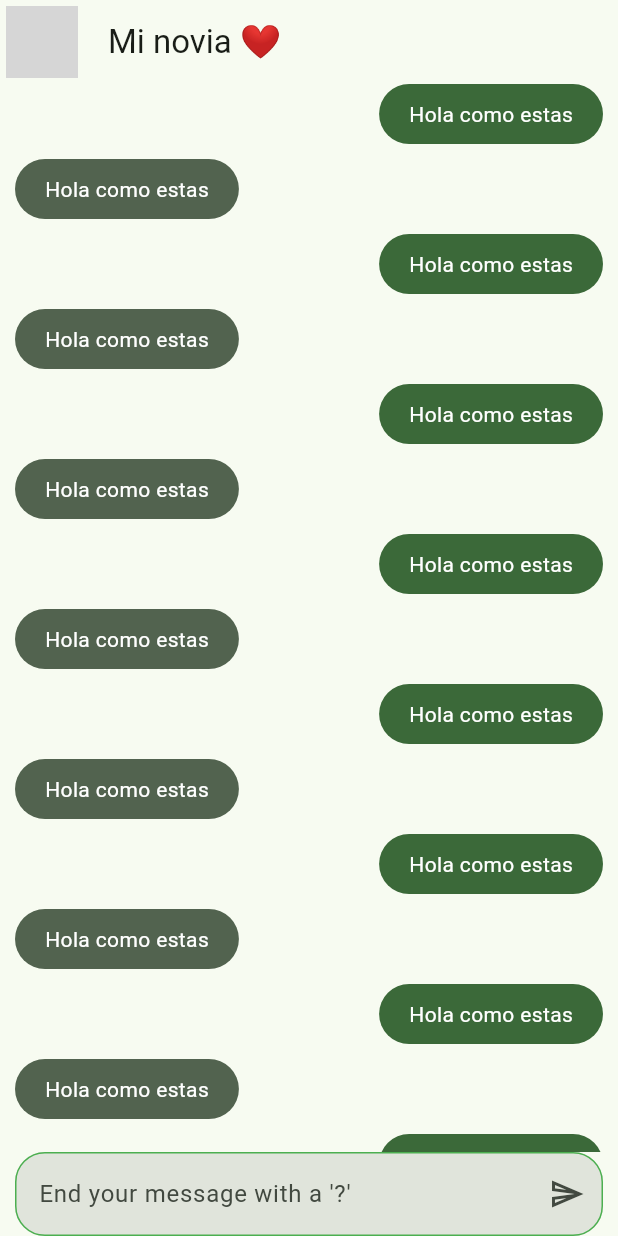
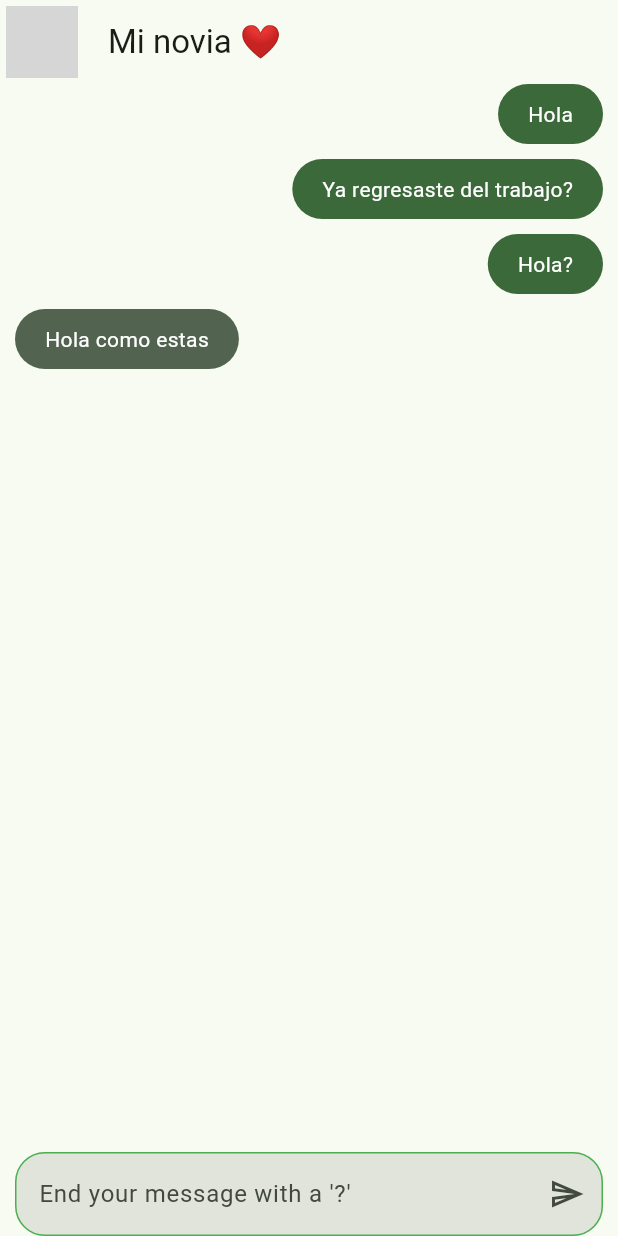
Before and after one commit to emxmax/yes_no_app, a Flutter app: the screen it shows after launch, on a phone screen of 412 x 824 dp. Run offline on Flutter 3.47's test engine with Material 3 defaults, Android fonts, the phone set to English and light mode, and no system bars; network calls fail; grey boxes are pictures that could not be loaded.

Commit message:
add provider

```diff
--- /dev/null
+++ b/lib/domain/entities/message.dart
@@ -0,0 +1,8 @@
+enum FromWho { me, hers }
+
+class Message {
+  final String text;
+  final FromWho fromWho;
+
+  Message({required this.text, required this.fromWho});
+}
--- a/lib/main.dart
+++ b/lib/main.dart
@@ -1,6 +1,8 @@
 import 'package:flutter/material.dart';
+import 'package:provider/provider.dart';
 import 'package:yes_no_app/config/theme/app_theme.dart';
 import 'package:yes_no_app/presentation/screens/chat_screen.dart';
+import 'package:yes_no_app/providers/chat_provider.dart';
 
 void main() => runApp(const MyApp());
 
@@ -9,11 +11,16 @@ class MyApp extends StatelessWidget {
 
   @override
   Widget build(BuildContext context) {
-    return MaterialApp(
-      debugShowCheckedModeBanner: false,
-      title: 'Material App',
-      theme: AppTheme(selectedColor: 2).theme(),
-      home: ChatScreen(),
+    return MultiProvider(
+      providers: [
+        ChangeNotifierProvider(create: (context) => ChatProvider())
+      ],
+      child: MaterialApp(
+        debugShowCheckedModeBanner: false,
+        title: 'Material App',
+        theme: AppTheme(selectedColor: 2).theme(),
+        home: ChatScreen(),
+      ),
     );
   }
 }
--- a/lib/presentation/screens/chat_screen.dart
+++ b/lib/presentation/screens/chat_screen.dart
@@ -1,7 +1,10 @@
 import 'package:flutter/material.dart';
+import 'package:provider/provider.dart';
+import 'package:yes_no_app/domain/entities/message.dart';
 import 'package:yes_no_app/presentation/widgets/her_message.dart';
 import 'package:yes_no_app/presentation/widgets/message_field_box.dart';
 import 'package:yes_no_app/presentation/widgets/my_message.dart';
+import 'package:yes_no_app/providers/chat_provider.dart';
 
 class ChatScreen extends StatelessWidget {
   const ChatScreen({super.key});
@@ -29,6 +32,7 @@ class ChatScreen extends StatelessWidget {
 class _ChatView extends StatelessWidget {
   @override
   Widget build(BuildContext context) {
+    final chatProvider = context.watch<ChatProvider>();
     return SafeArea(
       child: Padding(
         padding: const EdgeInsets.symmetric(horizontal: 10),
@@ -36,13 +40,16 @@ class _ChatView extends StatelessWidget {
           children: [
             Expanded(
               child: ListView.builder(
-                itemCount: 100,
+                itemCount: chatProvider.messageList.length,
                 itemBuilder: (context, index) {
-                  return (index % 2 == 0) ? MyMessage() : HerMessage();
+                  final message = chatProvider.messageList[index];
+                  return (message.fromWho == FromWho.hers)
+                  ? HerMessage()
+                  : MyMessage(message: message);
                 },
               ),
             ),
-            MessageFieldBox()
+            MessageFieldBox(),
           ],
         ),
       ),
--- a/lib/presentation/widgets/message_field_box.dart
+++ b/lib/presentation/widgets/message_field_box.dart
@@ -6,18 +6,17 @@ class MessageFieldBox extends StatelessWidget {
   @override
   Widget build(BuildContext context) {
     final textController = TextEditingController();
+    final outlineInputBorder = OutlineInputBorder(
+      borderSide: BorderSide(color: Colors.green),
+      borderRadius: BorderRadius.circular(20),
+    );
+
     return TextFormField(
       controller: textController,
       decoration: InputDecoration(
         hintText: "End your message with a '?'",
-        enabledBorder: OutlineInputBorder(
-          borderSide: BorderSide(color: Colors.green),
-          borderRadius: BorderRadius.circular(20),
-        ),
-        focusedBorder: OutlineInputBorder(
-          borderSide: BorderSide(color: Colors.green),
-          borderRadius: BorderRadius.circular(20),
-        ),
+        enabledBorder: outlineInputBorder,
+        focusedBorder: outlineInputBorder,
         filled: true,
         suffixIcon: IconButton(
           onPressed: () {
@@ -31,7 +30,7 @@ class MessageFieldBox extends StatelessWidget {
       onFieldSubmitted: (value) {
         print('Submit value $value');
         textController.clear();
-      }
+      },
     );
   }
 }
--- a/lib/presentation/widgets/my_message.dart
+++ b/lib/presentation/widgets/my_message.dart
@@ -1,7 +1,10 @@
 import 'package:flutter/material.dart';
+import 'package:yes_no_app/domain/entities/message.dart';
 
 class MyMessage extends StatelessWidget {
-  const MyMessage({super.key});
+
+  final Message message;
+  const MyMessage({super.key, required this.message});
 
   @override
   Widget build(BuildContext context) {
@@ -17,7 +20,7 @@ class MyMessage extends StatelessWidget {
           child: Padding(
             padding: const EdgeInsets.symmetric(horizontal: 20, vertical: 10),
             child: Text(
-              'Hola como estas',
+              message.text,
               style: TextStyle(color: Colors.white),
             ),
           ),
--- /dev/null
+++ b/lib/providers/chat_provider.dart
@@ -0,0 +1,15 @@
+import 'package:flutter/material.dart';
+import 'package:yes_no_app/domain/entities/message.dart';
+
+class ChatProvider extends ChangeNotifier{
+  List<Message> messageList = [
+    Message(text: 'Hola', fromWho: FromWho.me),
+    Message(text: 'Ya regresaste del trabajo?', fromWho: FromWho.me),
+    Message(text: 'Hola?', fromWho: FromWho.me),
+    Message(text: 'Yes', fromWho: FromWho.hers)
+  ];
+
+  Future<void> sendMessage(String text) async{
+
+  }
+}
--- a/pubspec.yaml
+++ b/pubspec.yaml
@@ -34,6 +34,7 @@ dependencies:
   # The following adds the Cupertino Icons font to your application.
   # Use with the CupertinoIcons class for iOS style icons.
   cupertino_icons: ^1.0.8
+  provider: ^6.1.5+1
 
 dev_dependencies:
   flutter_test:
@@ -44,7 +45,7 @@ dev_dependencies:
   # activated in the `analysis_options.yaml` file located at the root of your
   # package. See that file for information about deactivating specific lint
   # rules and activating additional ones.
-  flutter_lints: ^5.0.0
+  flutter_lints: ^6.0.0
 
 # For information on the generic Dart part of this file, see the
 # following page: https://dart.dev/tools/pub/pubspec
```
Also changed, not shown: pubspec.lock.
